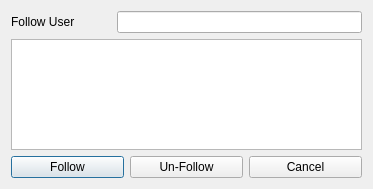
This is chronicon/ui/follow.ui in berndhs/chronicon as Qt 5 draws it before an edit. The edited form follows.
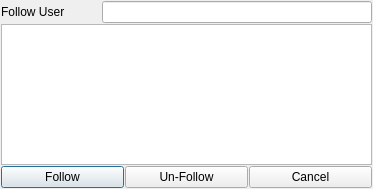
This is the edited form. Icons and pictures are not drawn.

Commit message: smaller margins for more content, next version number

```diff
--- a/chronicon/ui/follow.ui
+++ b/chronicon/ui/follow.ui
@@ -114,6 +114,7 @@
    </item>
   </layout>
  </widget>
+ <layoutdefault spacing="1" margin="1"/>
  <resources>
   <include location="../chronicon.qrc"/>
  </resources>
```
Left out of the diff: 1 changed line with no effect on the pictures. The commit also changes 12 other files.
